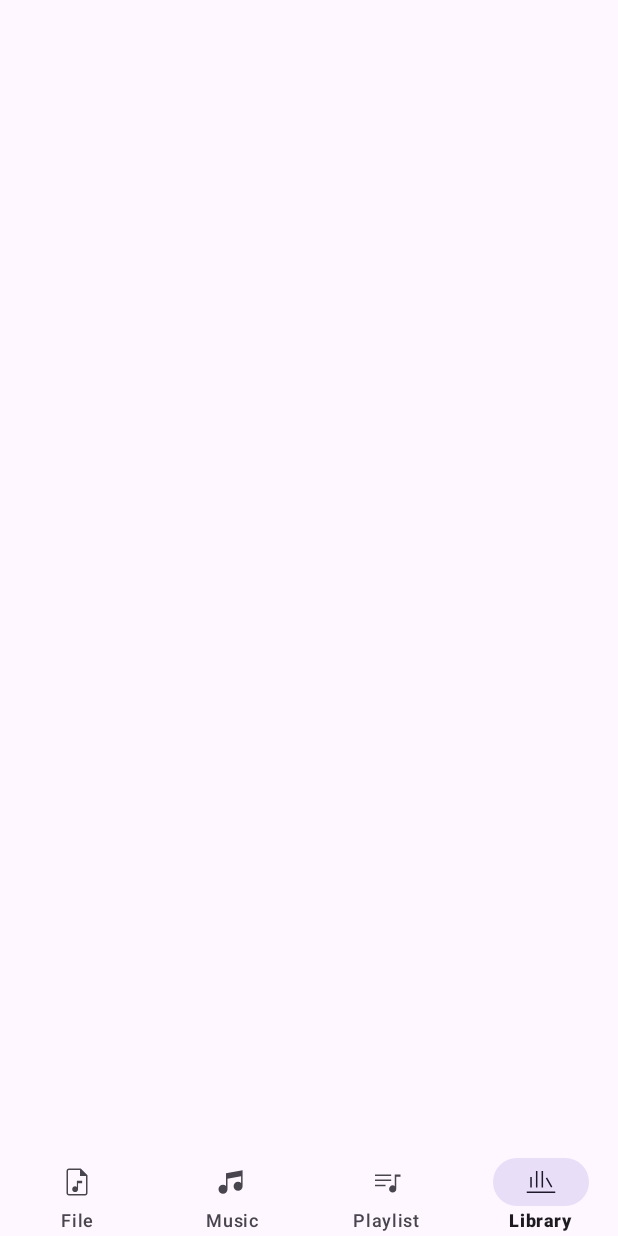
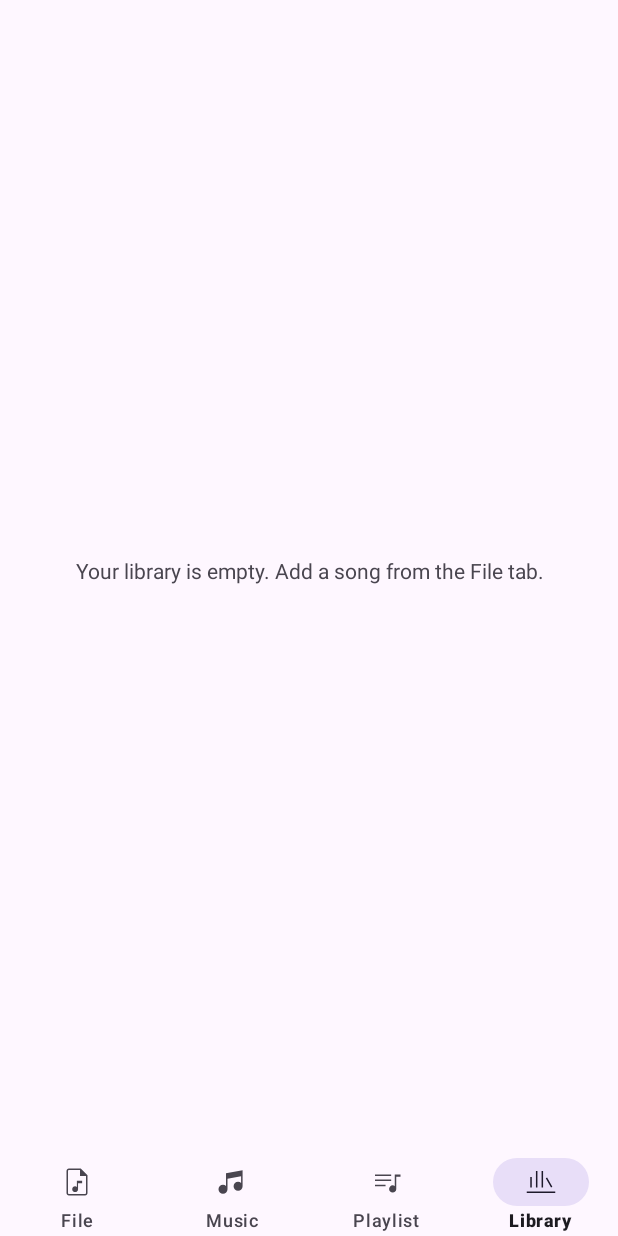
Before and after one commit to Vi-Adhikary-GMU/AIO-Musica, an Android app: the fragment PlaylistScreen placed in its activity, item 4 of the bottom bar chosen, on a phone screen of 412 x 824 dp. Run offline under Robolectric (Android 15) with nearby library versions, the phone set to English and light mode, and no system bars.

Commit message:
Show imported songs on the Library tab and harden library storage
- LibraryScreen now lists every song in library.json (title, artist, album)
  with an empty state, and reloads from disk when the tab becomes visible.
- RowAdapter can hide its action button for read-only lists.
- LibraryStorage.save writes to a temp file and swaps it in so a crash
  cannot corrupt library.json.
- UploadFileViewModel reads metadata and saves the library on an IO dispatcher.

Co-Authored-By: Claude Sonnet 5.5 <noreply@anthropic.com>
Claude-Session: https://claude.ai/code/session_016cZyxpFcPU6JceD8fmEvME

```diff
--- a/app/src/main/java/com/example/aio_musica/file_upload/UploadFileViewModel.kt
+++ b/app/src/main/java/com/example/aio_musica/file_upload/UploadFileViewModel.kt
@@ -4,6 +4,9 @@ import android.net.Uri
 import androidx.lifecycle.ViewModel
 import androidx.lifecycle.viewModelScope
 import kotlinx.coroutines.CancellationException
+import kotlinx.coroutines.CoroutineDispatcher
+import kotlinx.coroutines.Dispatchers
+import kotlinx.coroutines.withContext
 import kotlinx.coroutines.Job
 import kotlinx.coroutines.flow.MutableStateFlow
 import kotlinx.coroutines.flow.StateFlow
@@ -26,11 +29,13 @@ import com.example.aio_musica.library.Metadata
  * @param repository The FileRepository class that handles copying the file.
  * @param library The library containing songs and playlists
  * @param libraryStorage Handles saving the library to storage
+ * @param ioDispatcher Used for reading the song's metadata and writing library.json off the main thread
  */
 class UploadFileViewModel (
     private val repository: FileRepository,
     private val library: Library,
-    private val libraryStorage: LibraryStorage
+    private val libraryStorage: LibraryStorage,
+    private val ioDispatcher: CoroutineDispatcher = Dispatchers.IO
 ) : ViewModel() {
 
     private val _state = MutableStateFlow(UploadSate())
@@ -101,14 +106,16 @@ class UploadFileViewModel (
                 if(cause == null) {
                     val importedFile =  _state.value.importedFile
                     if (importedFile != null) {
+                        // Reading tags and writing library.json are blocking file operations.
+                        withContext(ioDispatcher) {
                             val metadata = Metadata(
                                 uri = Uri.fromFile(importedFile.file),
                                 fallbackTitle = importedFile.displayName.substringBeforeLast('.'),
                                 mimeType = importedFile.mimeType.ifBlank { "audio/mpeg" }
                             )
-                        val song = metadata.generateSong()
-                        library.addSong(song)
+                            library.addSong(metadata.generateSong())
                             libraryStorage.save(library)
+                        }
                     }
                     _state.update {
                         it.copy(
--- a/app/src/main/java/com/example/aio_musica/library/LibraryStorage.kt
+++ b/app/src/main/java/com/example/aio_musica/library/LibraryStorage.kt
@@ -49,7 +49,17 @@ class LibraryStorage(context: Context) {
         data.put("songs", songs)
         data.put("playlists", playlists)
 
-        file.writeText(data.toString(2))
+        // Write to a temporary file first and then swap it in, so a crash or a full disk
+        // halfway through saving can never leave a corrupted library.json behind.
+        val temp = File(file.parentFile, file.name + ".tmp")
+        temp.writeText(data.toString(2))
+        if (!temp.renameTo(file)) {
+            file.delete()
+            if (!temp.renameTo(file)) {
+                temp.delete()
+                throw java.io.IOException("Couldn't save the library to ${file.absolutePath}")
+            }
+        }
     }
 
     // Load the saved library
--- a/app/src/main/java/com/example/aio_musica/ui/LibraryScreen.kt
+++ b/app/src/main/java/com/example/aio_musica/ui/LibraryScreen.kt
@@ -1,12 +1,35 @@
 package com.example.aio_musica.ui
+
 import android.os.Bundle
 import android.view.LayoutInflater
 import android.view.View
 import android.view.ViewGroup
+import android.widget.TextView
+import androidx.core.view.isVisible
 import androidx.fragment.app.Fragment
+import androidx.fragment.app.activityViewModels
+import androidx.lifecycle.Lifecycle
+import androidx.lifecycle.lifecycleScope
+import androidx.lifecycle.repeatOnLifecycle
+import androidx.recyclerview.widget.LinearLayoutManager
+import androidx.recyclerview.widget.RecyclerView
 import com.example.aio_musica.R
+import com.example.aio_musica.library.LibraryState
+import com.example.aio_musica.library.LibraryViewModel
+import kotlinx.coroutines.launch
 
+/**
+ * The Library tab: a read-only list of every song that has been added from the File tab.
+ * The songs come from library.json (through [LibraryViewModel]), so they are still here
+ * after the app is closed and reopened.
+ */
 class LibraryScreen : Fragment() {
+
+    private val viewModel: LibraryViewModel by activityViewModels()
+
+    private lateinit var songList: RecyclerView
+    private lateinit var emptyText: TextView
+    private lateinit var rowAdapter: RowAdapter
 
     override fun onCreateView(
         inflater: LayoutInflater,
@@ -20,4 +43,44 @@ class LibraryScreen : Fragment() {
             false
         )
     }
+
+    override fun onViewCreated(view: View, savedInstanceState: Bundle?) {
+        super.onViewCreated(view, savedInstanceState)
+
+        songList = view.findViewById(R.id.songList)
+        emptyText = view.findViewById(R.id.emptyText)
+
+        // No tap handling or action button yet: this tab only displays the songs.
+        rowAdapter = RowAdapter(
+            actionLabel = null,
+            onRowClick = null,
+            onActionClick = null
+        )
+        songList.layoutManager = LinearLayoutManager(requireContext())
+        songList.adapter = rowAdapter
+
+        viewLifecycleOwner.lifecycleScope.launch {
+            viewLifecycleOwner.repeatOnLifecycle(Lifecycle.State.STARTED) {
+                viewModel.state.collect { render(it) }
+            }
+        }
+    }
+
+    override fun onStart() {
+        super.onStart()
+        // The File tab saves new songs straight to disk, so re-read the file when this tab appears.
+        viewModel.reload()
+    }
+
+    private fun render(state: LibraryState) {
+        val rows = state.songs.map { song ->
+            Row(
+                key = song.id,
+                title = song.title,
+                subtitle = getString(R.string.library_song_subtitle, song.artist, song.album)
+            )
+        }
+        rowAdapter.submitList(rows)
+        emptyText.isVisible = rows.isEmpty()
+    }
 }
--- a/app/src/main/java/com/example/aio_musica/ui/RowAdapter.kt
+++ b/app/src/main/java/com/example/aio_musica/ui/RowAdapter.kt
@@ -22,14 +22,15 @@ data class Row(
 
 /**
  * Shows a list of [Row]s. Used for both the list of playlists and the songs inside one playlist.
- * @param actionLabel text of the button on the right of each row (e.g. "Delete" or "Remove")
+ * @param actionLabel text of the button on the right of each row (e.g. "Delete" or "Remove"),
+ * or null to hide the button (read-only lists such as the Library tab)
  * @param onRowClick called with the row's key when the row itself is tapped, or null if rows aren't tappable
- * @param onActionClick called with the row's key when the action button is tapped
+ * @param onActionClick called with the row's key when the action button is tapped, or null if there is no button
  */
 class RowAdapter(
-    private val actionLabel: String,
+    private val actionLabel: String?,
     private val onRowClick: ((String) -> Unit)?,
-    private val onActionClick: (String) -> Unit
+    private val onActionClick: ((String) -> Unit)?
 ) : ListAdapter<Row, RowAdapter.Holder>(DIFF) {
 
     class Holder(view: View) : RecyclerView.ViewHolder(view) {
@@ -48,8 +49,14 @@ class RowAdapter(
 
         holder.title.text = row.title
         holder.subtitle.text = row.subtitle
-        holder.action.text = actionLabel
-        holder.action.setOnClickListener { onActionClick(row.key) }
+        val hasAction = actionLabel != null && onActionClick != null
+        holder.action.visibility = if (hasAction) View.VISIBLE else View.GONE
+        if (hasAction) {
+            holder.action.text = actionLabel
+            holder.action.setOnClickListener { onActionClick?.invoke(row.key) }
+        } else {
+            holder.action.setOnClickListener(null)
+        }
 
         // setOnClickListener always marks a view clickable, so set isClickable afterwards.
         holder.itemView.setOnClickListener(onRowClick?.let { callback ->
--- a/app/src/main/res/layout/library_screen.xml
+++ b/app/src/main/res/layout/library_screen.xml
@@ -1,6 +1,30 @@
 <?xml version="1.0" encoding="utf-8"?>
-<androidx.constraintlayout.widget.ConstraintLayout xmlns:android="http://schemas.android.com/apk/res/android"
+<androidx.constraintlayout.widget.ConstraintLayout
+    xmlns:android="http://schemas.android.com/apk/res/android"
+    xmlns:app="http://schemas.android.com/apk/res-auto"
     android:layout_width="match_parent"
     android:layout_height="match_parent">
 
+    <androidx.recyclerview.widget.RecyclerView
+        android:id="@+id/songList"
+        android:layout_width="0dp"
+        android:layout_height="0dp"
+        app:layout_constraintBottom_toBottomOf="parent"
+        app:layout_constraintEnd_toEndOf="parent"
+        app:layout_constraintStart_toStartOf="parent"
+        app:layout_constraintTop_toTopOf="parent" />
+
+    <TextView
+        android:id="@+id/emptyText"
+        android:layout_width="wrap_content"
+        android:layout_height="wrap_content"
+        android:layout_marginStart="24dp"
+        android:layout_marginEnd="24dp"
+        android:gravity="center"
+        android:text="@string/library_empty"
+        android:visibility="gone"
+        app:layout_constraintBottom_toBottomOf="parent"
+        app:layout_constraintEnd_toEndOf="parent"
+        app:layout_constraintStart_toStartOf="parent"
+        app:layout_constraintTop_toTopOf="parent" />
 </androidx.constraintlayout.widget.ConstraintLayout>
--- a/app/src/main/res/values/strings.xml
+++ b/app/src/main/res/values/strings.xml
@@ -9,6 +9,10 @@
     <string name="playlist">Playlist</string>
     <string name="music">Music</string>
     <string name="file">File</string>
+
+    <!--  Library  -->
+    <string name="library_empty">Your library is empty. Add a song from the File tab.</string>
+    <string name="library_song_subtitle">%1$s • %2$s</string>
 
     <!--  Playlists  -->
     <string name="playlist_new">New playlist</string>
```
Lines whose indentation alone changed are shown as unchanged.
